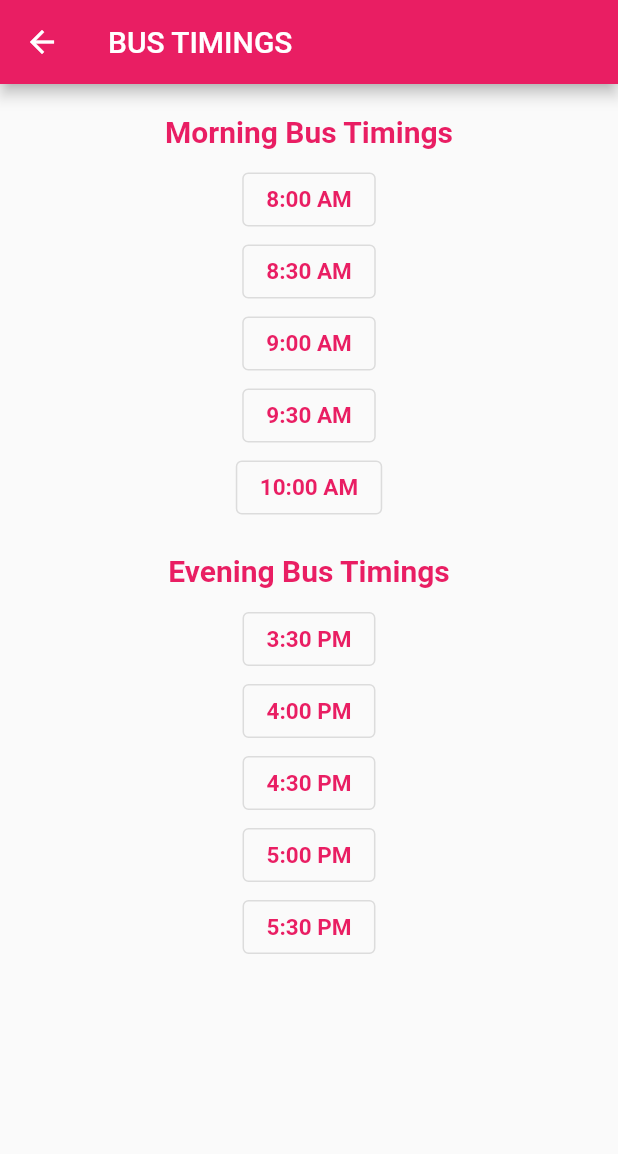
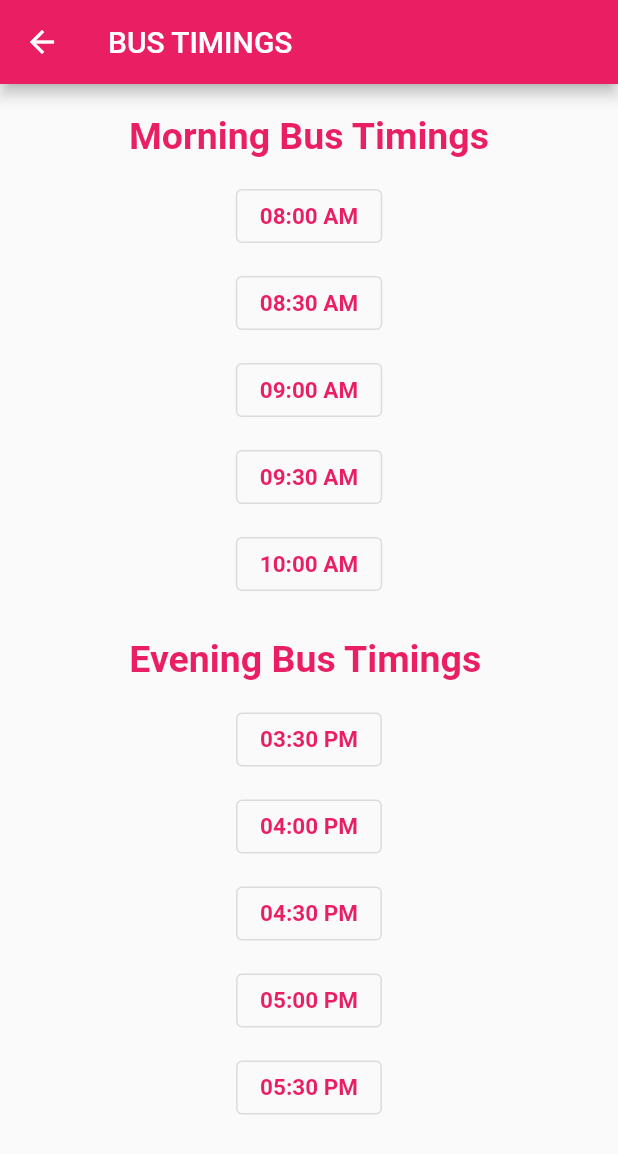
Before and after one commit to ParsiNiharika/HostelManagement, a Flutter app: the BusTimings screen opened directly, on a phone screen of 412 x 824 dp. Shown: the top 1154 px of the screen. Run offline on Flutter 3.47's test engine with Material 2 defaults, Android fonts, the phone set to English and light mode, and no system bars; our stand-ins replace cloud_firestore, firebase_core; accounts and stored records are empty.

Commit message:
Alert dialog

```diff
--- a/lib/Management/ContactUs.dart
+++ b/lib/Management/ContactUs.dart
@@ -4,6 +4,7 @@ class ContactUs extends StatelessWidget {
   @override
   Widget build(BuildContext context) {
     return Scaffold(
+      resizeToAvoidBottomInset: false,
       appBar: AppBar(
         backgroundColor: Colors.pink,
         title: Text(
--- a/lib/Management/addStudent.dart
+++ b/lib/Management/addStudent.dart
@@ -1,5 +1,7 @@
 import 'package:cloud_firestore/cloud_firestore.dart';
 import 'package:flutter/material.dart';
+
+import 'managemntHomeScreen.dart';
 
 class AddStudent extends StatelessWidget {
   final _formKey = GlobalKey<FormState>();
@@ -7,6 +9,36 @@ class AddStudent extends StatelessWidget {
   String? phoneNo = "";
   String? fatherNo = "";
   String? rollno = "";
+
+  Future<void> _showMyDialog(BuildContext context) async {
+    return showDialog<void>(
+      context: context,
+      barrierDismissible: false, // user must tap button!
+      builder: (BuildContext context) {
+        return AlertDialog(
+          title: const Text('Student is added!'),
+          content: SingleChildScrollView(
+            child: ListBody(
+              children: const <Widget>[
+                Text('The student\'s data is successfully added to database.\n'),
+                Text('Please click \'OK\' to continue.'),
+              ],
+            ),
+          ),
+          actions: <Widget>[
+            TextButton(
+              child: const Text('OK',style: TextStyle(fontSize: 20),),
+              onPressed: () {
+                Navigator.of(context).push(MaterialPageRoute(builder: (_) {
+                    return ManagementHomeScreen();
+                }));
+              },
+            ),
+          ],
+        );
+      },
+    );
+  }
 
   @override
   Widget build(BuildContext context) {
@@ -129,7 +161,7 @@ class AddStudent extends StatelessWidget {
                                   .collection('students')
                                   .doc(rollno)
                                   .set({'name': name, 'rollno': rollno, 'phoneNo': phoneNo, 'fatherNo': fatherNo});
-                              Navigator.of(context).pop();
+                              _showMyDialog(context);
                               //ManagementHomeScreen();
                             } ,
                             child: Padding(
--- a/lib/Management/busTimings.dart
+++ b/lib/Management/busTimings.dart
@@ -4,6 +4,7 @@ class BusTimings extends StatelessWidget {
   @override
   Widget build(BuildContext context) {
     return Scaffold(
+      resizeToAvoidBottomInset: false,
       appBar: AppBar(
         backgroundColor: Colors.pink,
         title: Text(
@@ -23,54 +24,68 @@ class BusTimings extends StatelessWidget {
                   "Morning Bus Timings",
                   style: TextStyle(
                       color: Colors.pink,
-                      fontSize: 20,
+                      fontSize: 25,
                       fontWeight: FontWeight.bold),
                 ),
               ),
             ),
             Column(
               children: [
-                OutlinedButton(
+                Padding(
+                  padding: EdgeInsets.fromLTRB(5, 5, 5, 5),
+                  child: OutlinedButton(
                     onPressed: null,
                     child: Text(
-                    "8:00 AM",
+                      "08:00 AM",
                       style: TextStyle(
                           color: Colors.pink,
                           fontSize: 15,
                           fontWeight: FontWeight.bold),
                     ),
                   ),
-                OutlinedButton(
+                ),
+                Padding(
+                  padding: EdgeInsets.fromLTRB(5, 5, 5, 5),
+                  child: OutlinedButton(
                     onPressed: null,
                     child: Text(
-                    "8:30 AM",
+                      "08:30 AM",
                       style: TextStyle(
                           color: Colors.pink,
                           fontSize: 15,
                           fontWeight: FontWeight.bold),
                     ),
                   ),
-                OutlinedButton(
+                ),
+                Padding(
+                  padding: EdgeInsets.fromLTRB(5, 5, 5, 5),
+                  child: OutlinedButton(
                     onPressed: null,
                     child: Text(
-                    "9:00 AM",
+                      "09:00 AM",
                       style: TextStyle(
                           color: Colors.pink,
                           fontSize: 15,
                           fontWeight: FontWeight.bold),
                     ),
                   ),
-                OutlinedButton(
+                ),
+                Padding(
+                  padding: EdgeInsets.fromLTRB(5, 5, 5, 5),
+                  child: OutlinedButton(
                     onPressed: null,
                     child: Text(
-                    "9:30 AM",
+                      "09:30 AM",
                       style: TextStyle(
                           color: Colors.pink,
                           fontSize: 15,
                           fontWeight: FontWeight.bold),
                     ),
                   ),
-                OutlinedButton(
+                ),
+                Padding(
+                  padding: EdgeInsets.fromLTRB(5, 5, 5, 5),
+                  child: OutlinedButton(
                     onPressed: null,
                     child: Text(
                       "10:00 AM",
@@ -80,70 +95,86 @@ class BusTimings extends StatelessWidget {
                           fontWeight: FontWeight.bold),
                     ),
                   ),
+                ),
               ],
             ),
             Center(
               child: Padding(
-                padding: EdgeInsets.fromLTRB(20, 20, 20, 10),
+                padding: EdgeInsets.fromLTRB(15, 20, 20, 10),
                 child: Text(
                   "Evening Bus Timings",
                   style: TextStyle(
                       color: Colors.pink,
-                      fontSize: 20,
+                      fontSize: 25,
                       fontWeight: FontWeight.bold),
                 ),
               ),
             ),
             Column(
               children: [
-                OutlinedButton(
+                Padding(
+                  padding: EdgeInsets.fromLTRB(5, 5, 5, 5),
+                  child: OutlinedButton(
                     onPressed: null,
                     child: Text(
-                    "3:30 PM",
+                      "03:30 PM",
                       style: TextStyle(
                           color: Colors.pink,
                           fontSize: 15,
                           fontWeight: FontWeight.bold),
                     ),
                   ),
-                OutlinedButton(
+                ),
+                Padding(
+                  padding: EdgeInsets.fromLTRB(5, 5, 5, 5),
+                  child: OutlinedButton(
                     onPressed: null,
                     child: Text(
-                    "4:00 PM",
+                      "04:00 PM",
                       style: TextStyle(
                           color: Colors.pink,
                           fontSize: 15,
                           fontWeight: FontWeight.bold),
                     ),
                   ),
-                OutlinedButton(
+                ),
+                Padding(
+                  padding: EdgeInsets.fromLTRB(5, 5, 5, 5),
+                  child: OutlinedButton(
                     onPressed: null,
                     child: Text(
-                    "4:30 PM",
+                      "04:30 PM",
                       style: TextStyle(
                           color: Colors.pink,
                           fontSize: 15,
                           fontWeight: FontWeight.bold),
                     ),
                   ),
-                OutlinedButton(
+                ),
+                Padding(
+                  padding: EdgeInsets.fromLTRB(5, 5, 5, 5),
+                  child: OutlinedButton(
                     onPressed: null,
                     child: Text(
-                    "5:00 PM",
+                      "05:00 PM",
                       style: TextStyle(
                           color: Colors.pink,
                           fontSize: 15,
                           fontWeight: FontWeight.bold),
                     ),
                   ),
-                OutlinedButton(
+                ),
+                Padding(
+                  padding: EdgeInsets.fromLTRB(5, 5, 5, 5),
+                  child: OutlinedButton(
                     onPressed: null,
                     child: Text(
-                    "5:30 PM",
+                      "05:30 PM",
                       style: TextStyle(
                           color: Colors.pink,
                           fontSize: 15,
                           fontWeight: FontWeight.bold),
+                    ),
                   ),
                 ),
               ],
--- a/lib/Management/managemntHomeScreen.dart
+++ b/lib/Management/managemntHomeScreen.dart
@@ -12,6 +12,7 @@ class ManagementHomeScreen extends StatelessWidget {
   @override
   Widget build(BuildContext context) {
     return Scaffold(
+      resizeToAvoidBottomInset: false,
       appBar: AppBar(
         backgroundColor: Colors.pink,
         title: Text(
```
Lines whose indentation alone changed are shown as unchanged.
